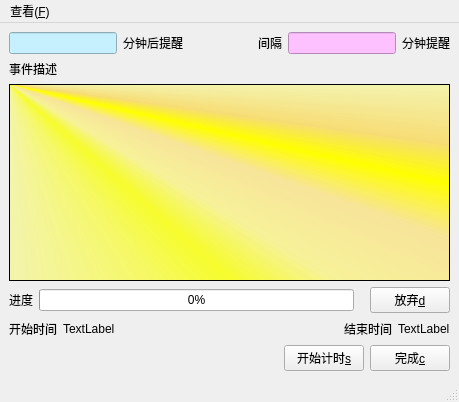
Old version of the form ui/ui_guiTimer.ui in the repository karllrak/GUITimer.
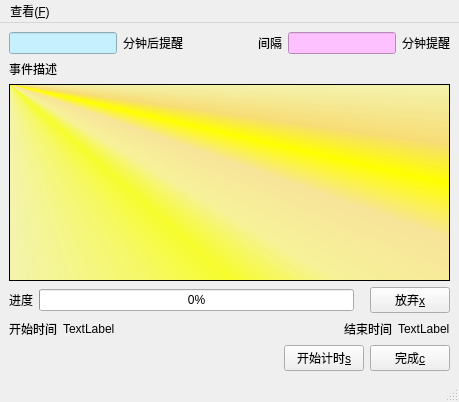
New version of the form.

Commit message: fix: mainTimer timeoutMsg show at correct time

The edit to the form file:
```diff
--- a/ui/ui_guiTimer.ui
+++ b/ui/ui_guiTimer.ui
@@ -125,7 +125,7 @@
       <item>
        <widget class="QPushButton" name="btnDiscard">
         <property name="text">
-         <string>放弃&amp;d</string>
+         <string>放弃&amp;x</string>
         </property>
        </widget>
       </item>
```
The commit also changes 2 other files.
